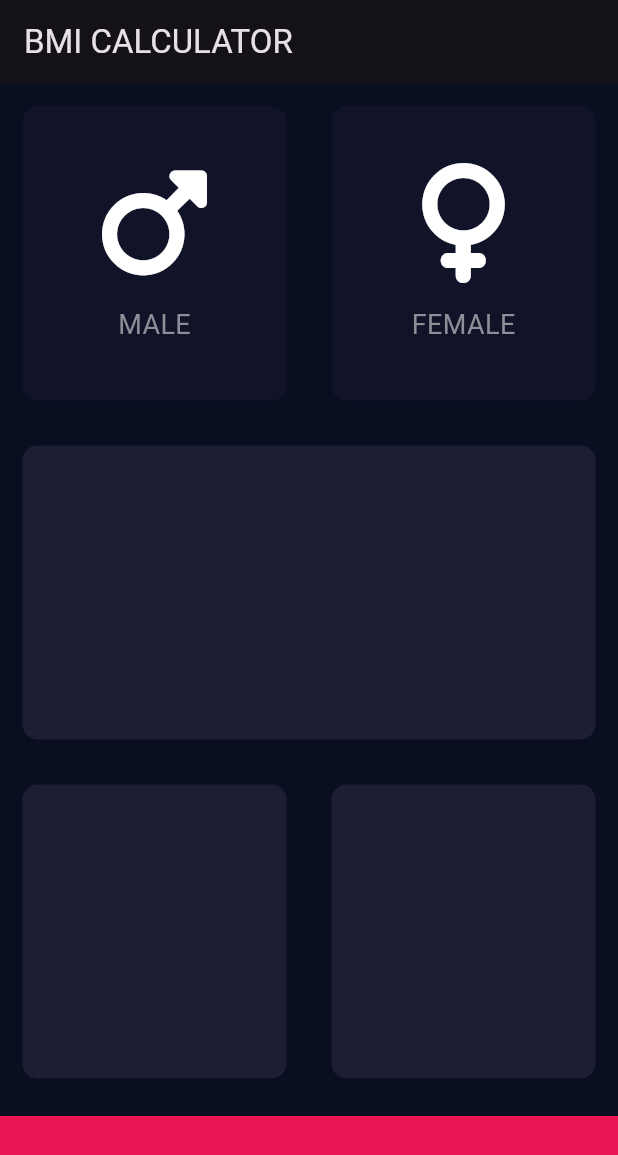
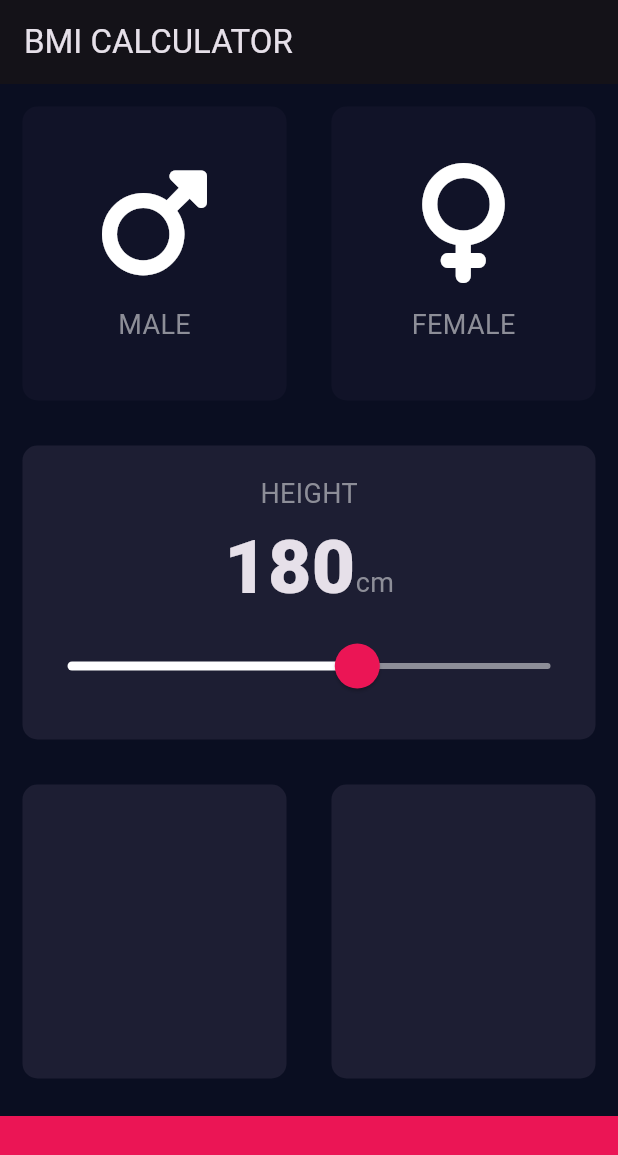
Before and after one commit to pawelmajchrzak/bmi_calculator_flutter, a Flutter app: the screen it shows after launch, on a phone screen of 412 x 824 dp. Shown: the top 1155 px of the screen. Run offline on Flutter 3.47's test engine with Material 3 defaults, Android fonts, the phone set to English and light mode, and no system bars; our stand-ins replace font_awesome_flutter.

Commit message:
add slider to height widget

```diff
--- /dev/null
+++ b/lib/constants.dart
@@ -0,0 +1,17 @@
+import 'package:flutter/material.dart';
+
+const kBottomContainerHeight = 80.0;
+const kActiveCardColour = Color(0xFF1D1E33);
+const kInactiveCardColour = Color(0xFF111328);
+const kBottomColorOfWidgets = Color(0xFFEB1555);
+
+const kTextColor = Color(0xFF8D8E98);
+const kLabelTextStyle = TextStyle(
+  fontSize: 18.0,
+  color: kTextColor,
+);
+
+const kNumberTextStyle = TextStyle(
+  fontSize: 50.0,
+  fontWeight: FontWeight.w900,
+);
--- a/lib/icon_content.dart
+++ b/lib/icon_content.dart
@@ -1,10 +1,7 @@
 import 'package:flutter/material.dart';
+import 'constants.dart';
 
-const textColor = Color(0xFF8D8E98);
-const labelTextStyle = TextStyle(
-  fontSize: 18.0,
-  color: textColor,
-);
+
 
 class IconContent extends StatelessWidget {
 
@@ -27,7 +24,7 @@ class IconContent extends StatelessWidget {
         ),
         Text(
           label,
-          style: labelTextStyle,
+          style: kLabelTextStyle,
         )
       ],
     );
--- a/lib/input_page.dart
+++ b/lib/input_page.dart
@@ -2,16 +2,16 @@ import 'package:flutter/material.dart';
 import 'package:font_awesome_flutter/font_awesome_flutter.dart';
 import 'reusable_card.dart';
 import 'icon_content.dart';
-
-const bottomContainerHeight = 80.0;
-const activeCardColour = Color(0xFF1D1E33);
-const inactiveCardColour = Color(0xFF111328);
-const bottomColorOfWidgets = Color(0xFFEB1555);
+import 'constants.dart';
 
 enum Gender {
   male,
   female,
   empty,
+}
+
+Gender example() {
+  return Gender.male;
 }
 
 class InputPage extends StatefulWidget {
@@ -20,9 +20,11 @@ class InputPage extends StatefulWidget {
 }
 
 class _InputPageState extends State<InputPage> {
-  Color maleCardColour = inactiveCardColour;
-  Color femaleCardColour = inactiveCardColour;
+  Color maleCardColour = kInactiveCardColour;
+  Color femaleCardColour = kInactiveCardColour;
   Gender selectedGender = Gender.empty;
+
+  int height = 180;
 
   @override
   Widget build(BuildContext context) {
@@ -36,38 +38,29 @@ class _InputPageState extends State<InputPage> {
             child: Row(
               children: [
                 Expanded(
-                  child: GestureDetector(
-                    onTap: () {
+                  child: ReusableCard(
+                    () {
                       setState(() {
                         selectedGender = Gender.male;
                       });
                     },
-                    child: ReusableCard(
-                      selectedGender == Gender.male
-                          ? activeCardColour
-                          : inactiveCardColour,
-                      IconContent(FontAwesomeIcons.mars, 'MALE'),
-                    ),
+                    selectedGender == Gender.male
+                        ? kActiveCardColour
+                        : kInactiveCardColour,
+                    IconContent(FontAwesomeIcons.mars, 'MALE'),
                   ),
                 ),
                 Expanded(
-                  child: GestureDetector(
-                    onTap: () {
+                  child: ReusableCard(
+                    () {
                       setState(() {
                         selectedGender = Gender.female;
                       });
                     },
-                    child: ReusableCard(
-                      selectedGender == Gender.female
-                          ? activeCardColour
-                          : inactiveCardColour,
-                      IconContent(FontAwesomeIcons.venus, 'FEMALE'),
-                      // () {
-                      //   setState(() {
-                      //     selectedGender = Gender.female;
-                      //   });
-                      // },
-                    ),
+                    selectedGender == Gender.female
+                        ? kActiveCardColour
+                        : kInactiveCardColour,
+                    IconContent(FontAwesomeIcons.venus, 'FEMALE'),
                   ),
                 ),
               ],
@@ -75,8 +68,51 @@ class _InputPageState extends State<InputPage> {
           ),
           Expanded(
             child: ReusableCard(
-              activeCardColour,
-              Container(),
+              () {},
+              kActiveCardColour,
+              Column(
+                mainAxisAlignment: MainAxisAlignment.center,
+                children: [
+                  Text(
+                    'HEIGHT',
+                    style: kLabelTextStyle,
+                  ),
+                  Row(
+                    mainAxisAlignment: MainAxisAlignment.center,
+                    crossAxisAlignment: CrossAxisAlignment.baseline,
+                    textBaseline: TextBaseline.alphabetic,
+                    children: [
+                      Text(
+                        height.toString(),
+                        style: kNumberTextStyle,
+                      ),
+                      Text(
+                        'cm',
+                        style: kLabelTextStyle,
+                      )
+                    ],
+                  ),
+                  SliderTheme(
+                      data: SliderTheme.of(context).copyWith(
+                        inactiveTrackColor: Color(0xFF8D8E98),
+                        activeTrackColor: Colors.white,
+                        thumbColor: Color(0xFFEB1555),
+                        overlayColor: Color(0x29EB1555),
+                        thumbShape: RoundSliderThumbShape(enabledThumbRadius: 15.0),
+                        overlayShape: RoundSliderOverlayShape(overlayRadius: 30.0),
+                      ),
+                      child: Slider(
+                        value: height.toDouble(),
+                        min: 120.0,
+                        max: 220.0,
+                        onChanged: (double newValue) {
+                          setState(() {
+                            height = newValue.round();
+                          });
+                        },
+                      ))
+                ],
+              ),
             ),
           ),
           Expanded(
@@ -84,13 +120,15 @@ class _InputPageState extends State<InputPage> {
               children: [
                 Expanded(
                   child: ReusableCard(
-                    activeCardColour,
+                    () {},
+                    kActiveCardColour,
                     Container(),
                   ),
                 ),
                 Expanded(
                   child: ReusableCard(
-                    activeCardColour,
+                    () {},
+                    kActiveCardColour,
                     Container(),
                   ),
                 ),
@@ -98,10 +136,10 @@ class _InputPageState extends State<InputPage> {
             ),
           ),
           Container(
-            color: bottomColorOfWidgets,
+            color: kBottomColorOfWidgets,
             margin: EdgeInsets.only(top: 10.0),
             width: double.infinity,
-            height: bottomContainerHeight,
+            height: kBottomContainerHeight,
           )
         ],
       ),
--- a/lib/reusable_card.dart
+++ b/lib/reusable_card.dart
@@ -1,17 +1,18 @@
 import 'package:flutter/material.dart';
 
 class ReusableCard extends StatelessWidget {
-  ReusableCard(this.colour, this.cardChild);
+  ReusableCard(this.onPress, this.colour, this.cardChild);
 
   final Color colour;
   final Widget cardChild;
-  //final Function onPress;
-
+  final Function onPress;
 
   @override
   Widget build(BuildContext context) {
     return GestureDetector(
-      //onTap: onPress(),
+      onTap: () {
+        onPress();
+      },
       child: Container(
         child: cardChild,
         margin: EdgeInsets.all(15.0),
```
